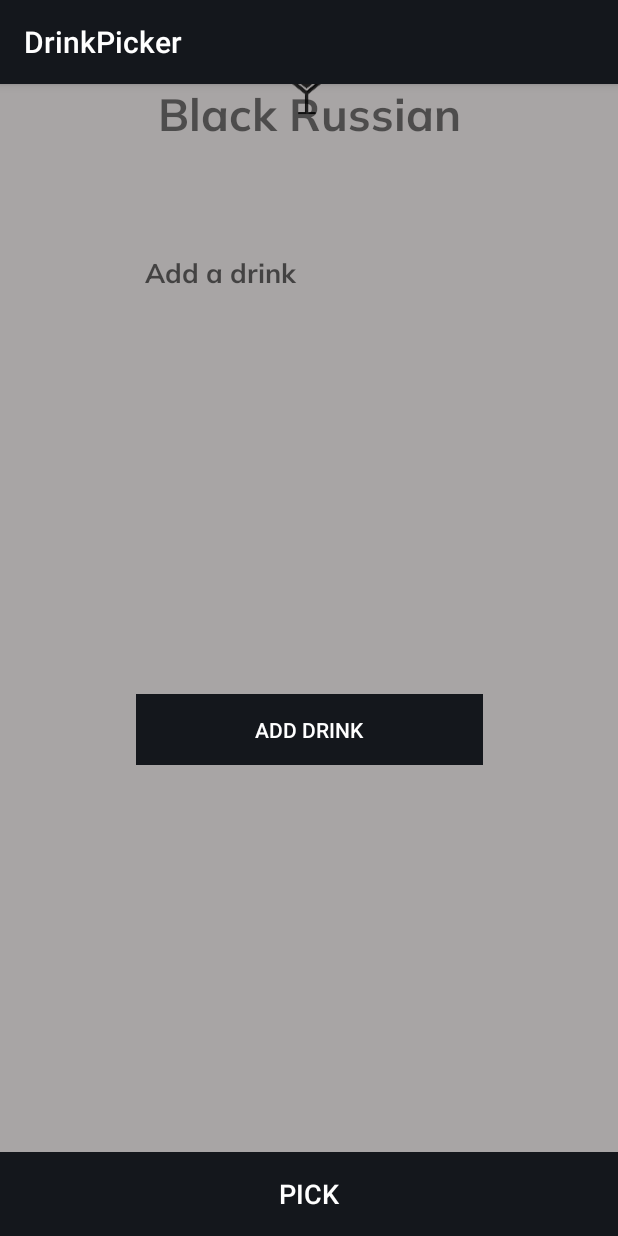
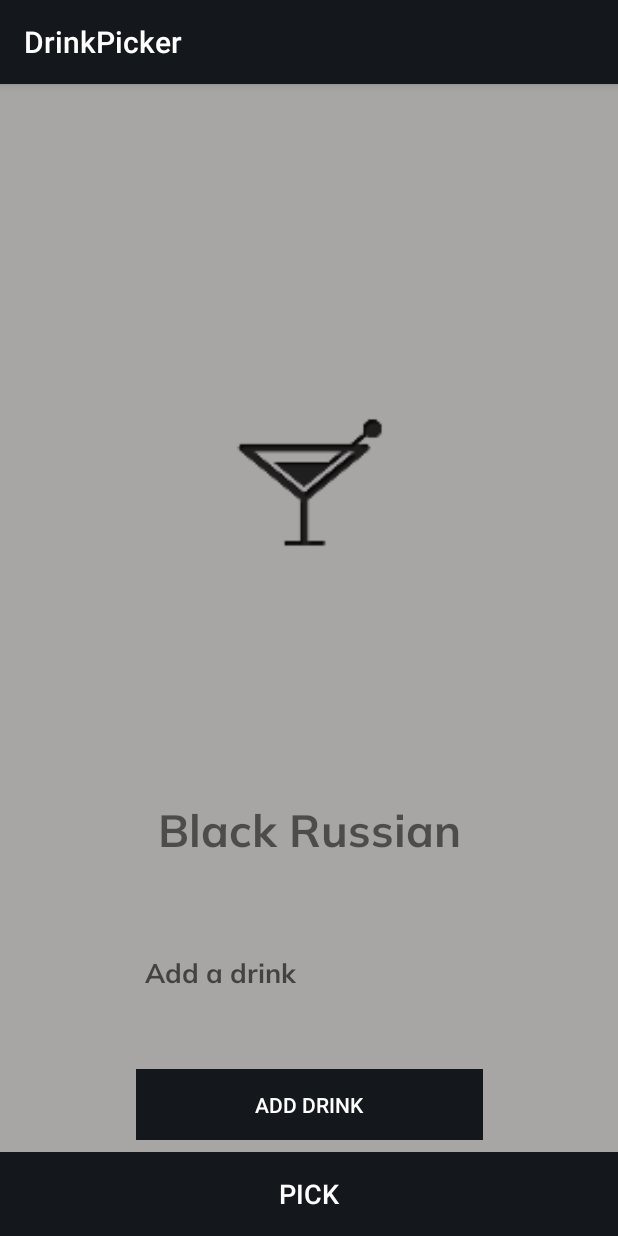
Before and after one commit to GabrielAmazonas/DrinkPicker, an Android app: the screen it shows after launch (MainActivity), on a phone screen of 412 x 824 dp. Run offline under Robolectric (Android 15) with nearby library versions, the phone set to English and light mode, and no system bars.

Commit message:
Constraint Layout fixing

```diff
--- a/app/src/main/res/layout/activity_main.xml
+++ b/app/src/main/res/layout/activity_main.xml
@@ -11,24 +11,25 @@
         android:id="@+id/selectedDrinkText"
         android:layout_width="wrap_content"
         android:layout_height="0dp"
+        android:layout_marginBottom="52dp"
         android:layout_marginEnd="8dp"
         android:layout_marginStart="8dp"
         android:fontFamily="@font/muli_bold"
         android:text="Black Russian"
         android:textSize="30sp"
+        app:layout_constraintBottom_toTopOf="@+id/addDrinkText"
         app:layout_constraintEnd_toEndOf="parent"
         app:layout_constraintStart_toStartOf="parent"
-        tools:ignore="MissingConstraints"
-        tools:layout_editor_absoluteY="211dp" />
+        tools:ignore="MissingConstraints" />
 
     <ImageView
         android:id="@+id/imageView"
-        android:layout_width="wrap_content"
-        android:layout_height="wrap_content"
+        android:layout_width="166dp"
+        android:layout_height="108dp"
         android:layout_marginBottom="8dp"
         android:layout_marginEnd="8dp"
         android:layout_marginStart="8dp"
-        android:layout_marginTop="8dp"
+        android:layout_marginTop="56dp"
         app:layout_constraintBottom_toTopOf="@+id/selectedDrinkText"
         app:layout_constraintEnd_toEndOf="parent"
         app:layout_constraintStart_toStartOf="parent"
@@ -51,15 +52,17 @@
     <EditText
         android:id="@+id/addDrinkText"
         android:layout_width="wrap_content"
-        android:layout_height="wrap_content"
-        android:layout_marginTop="64dp"
+        android:layout_height="47dp"
+        android:layout_marginBottom="40dp"
+        android:layout_marginEnd="8dp"
+        android:layout_marginStart="8dp"
         android:ems="10"
         android:fontFamily="@font/muli_bold"
         android:hint="Add a drink"
         android:inputType="textPersonName"
+        app:layout_constraintBottom_toTopOf="@+id/addButton"
         app:layout_constraintEnd_toEndOf="parent"
-        app:layout_constraintStart_toStartOf="parent"
-        app:layout_constraintTop_toBottomOf="@+id/selectedDrinkText" />
+        app:layout_constraintStart_toStartOf="parent" />
 
     <Button
         android:id="@+id/addButton"
@@ -67,15 +70,13 @@
         android:layout_width="231dp"
         android:layout_height="47dp"
         android:layout_marginBottom="8dp"
-        android:layout_marginTop="8dp"
         android:background="@color/colorPrimary"
         android:text="Add Drink"
         android:textColor="@android:color/white"
         app:layout_constraintBottom_toTopOf="@+id/pickerButton"
         app:layout_constraintEnd_toEndOf="parent"
-        app:layout_constraintHorizontal_bias="0.5"
-        app:layout_constraintStart_toStartOf="parent"
-        app:layout_constraintTop_toBottomOf="@+id/addDrinkText" />
+        app:layout_constraintHorizontal_bias="0.503"
+        app:layout_constraintStart_toStartOf="parent" />
 
 
 </android.support.constraint.ConstraintLayout>
```
